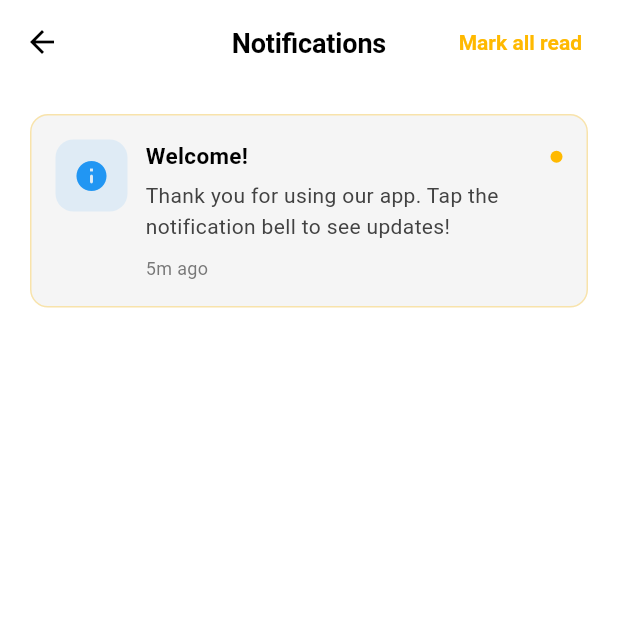
After one commit to kaleab-mezgebe/afro, a Flutter app: the NotificationsListPage screen opened by its route, on a phone screen of 412 x 824 dp, the top half of it. The commit adds this screen. Run offline on Flutter 3.47's test engine with Material 3 defaults, Android fonts, the phone set to English and light mode, and no system bars; our stand-ins replace country_picker, dio, equatable, firebase_auth, firebase_core, firebase_messaging and 9 more; missing offline and left inert: flutter_facebook_auth; accounts and stored records are empty; network calls fail.

Commit message:
feat(notifications): implement in-app notifications with Firebase integration
- Add notifications list controller and model
- Integrate Firebase Messaging Service with in-app notifications
- Implement notification bell with badge in home header
- Add navigation to notifications list on bell tap
- Update main binding to include notifications list controller
- Implement sample notifications loading and persistent storage
- Add notification types and handling for different notification data

```diff
--- a/lib/features/main/bindings/main_binding.dart
+++ b/lib/features/main/bindings/main_binding.dart
@@ -1,13 +1,15 @@
 import 'package:get/get.dart';
 import '../controllers/main_controller.dart';
 import '../../home/controllers/home_controller.dart';
-import '../../profile/controllers/profile_controller.dart';
+import '../../notifications/controllers/notifications_list_controller.dart';
 
 class MainBinding extends Bindings {
   @override
   void dependencies() {
     Get.lazyPut<MainController>(() => MainController());
     Get.lazyPut<HomeController>(() => HomeController());
-    // Add other necessary controllers that might be needed by sub-pages
+    Get.lazyPut<NotificationsListController>(
+      () => NotificationsListController(),
+    );
   }
 }
--- /dev/null
+++ b/lib/features/notifications/controllers/notifications_list_controller.dart
@@ -0,0 +1,193 @@
+import 'package:get/get.dart';
+import 'package:shared_preferences/shared_preferences.dart';
+import 'dart:convert';
+
+enum NotificationType { booking, promotion, reminder, update }
+
+class NotificationItem {
+  final String id;
+  final String title;
+  final String message;
+  final NotificationType type;
+  final DateTime timestamp;
+  final bool isRead;
+  final Map<String, dynamic>? data;
+
+  NotificationItem({
+    required this.id,
+    required this.title,
+    required this.message,
+    required this.type,
+    required this.timestamp,
+    this.isRead = false,
+    this.data,
+  });
+
+  String get timeAgo {
+    final now = DateTime.now();
+    final difference = now.difference(timestamp);
+
+    if (difference.inDays > 7) {
+      return '${(difference.inDays / 7).floor()}w ago';
+    } else if (difference.inDays > 0) {
+      return '${difference.inDays}d ago';
+    } else if (difference.inHours > 0) {
+      return '${difference.inHours}h ago';
+    } else if (difference.inMinutes > 0) {
+      return '${difference.inMinutes}m ago';
+    } else {
+      return 'Just now';
+    }
+  }
+
+  NotificationItem copyWith({bool? isRead}) {
+    return NotificationItem(
+      id: id,
+      title: title,
+      message: message,
+      type: type,
+      timestamp: timestamp,
+      isRead: isRead ?? this.isRead,
+      data: data,
+    );
+  }
+
+  Map<String, dynamic> toJson() {
+    return {
+      'id': id,
+      'title': title,
+      'message': message,
+      'type': type.toString(),
+      'timestamp': timestamp.toIso8601String(),
+      'isRead': isRead,
+      'data': data,
+    };
+  }
+
+  factory NotificationItem.fromJson(Map<String, dynamic> json) {
+    return NotificationItem(
+      id: json['id'],
+      title: json['title'],
+      message: json['message'],
+      type: NotificationType.values.firstWhere(
+        (e) => e.toString() == json['type'],
+        orElse: () => NotificationType.update,
+      ),
+      timestamp: DateTime.parse(json['timestamp']),
+      isRead: json['isRead'] ?? false,
+      data: json['data'],
+    );
+  }
+}
+
+class NotificationsListController extends GetxController {
+  final RxList<NotificationItem> notifications = <NotificationItem>[].obs;
+  static const String _storageKey = 'notifications_list';
+
+  @override
+  void onInit() {
+    super.onInit();
+    _loadNotifications();
+  }
+
+  Future<void> _loadNotifications() async {
+    try {
+      final prefs = await SharedPreferences.getInstance();
+      final String? notificationsJson = prefs.getString(_storageKey);
+
+      if (notificationsJson != null) {
+        final List<dynamic> decoded = json.decode(notificationsJson);
+        notifications.value = decoded
+            .map((item) => NotificationItem.fromJson(item))
+            .toList();
+      } else {
+        _loadSampleNotifications();
+      }
+    } catch (e) {
+      print('Error loading notifications: $e');
+      _loadSampleNotifications();
+    }
+  }
+
+  void _loadSampleNotifications() {
+    notifications.value = [
+      NotificationItem(
+        id: '1',
+        title: 'Welcome!',
+        message:
+            'Thank you for using our app. Tap the notification bell to see updates!',
+        type: NotificationType.update,
+        timestamp: DateTime.now().subtract(const Duration(minutes: 5)),
+        isRead: false,
+      ),
+    ];
+    _saveNotifications();
+  }
+
+  Future<void> _saveNotifications() async {
+    try {
+      final prefs = await SharedPreferences.getInstance();
+      final List<Map<String, dynamic>> notificationsJson = notifications
+          .map((n) => n.toJson())
+          .toList();
+      await prefs.setString(_storageKey, json.encode(notificationsJson));
+    } catch (e) {
+      print('Error saving notifications: $e');
+    }
+  }
+
+  Future<void> addNotification({
+    required String title,
+    required String message,
+    NotificationType type = NotificationType.update,
+    Map<String, dynamic>? data,
+  }) async {
+    final notification = NotificationItem(
+      id: DateTime.now().millisecondsSinceEpoch.toString(),
+      title: title,
+      message: message,
+      type: type,
+      timestamp: DateTime.now(),
+      isRead: false,
+      data: data,
+    );
+
+    notifications.insert(0, notification);
+    await _saveNotifications();
+  }
+
+  void onNotificationTap(NotificationItem notification) {
+    final index = notifications.indexWhere((n) => n.id == notification.id);
+    if (index != -1 && !notification.isRead) {
+      notifications[index] = notification.copyWith(isRead: true);
+      _saveNotifications();
+    }
+
+    if (notification.data != null) {
+      final type = notification.data!['type'];
+      switch (type) {
+        case 'booking':
+          break;
+        case 'promotion':
+          Get.back();
+          break;
+        default:
+          break;
+      }
+    }
+  }
+
+  Future<void> markAllAsRead() async {
+    notifications.value = notifications
+        .map((n) => n.copyWith(isRead: true))
+        .toList();
+    await _saveNotifications();
+  }
+
+  int get unreadCount => notifications.where((n) => !n.isRead).length;
+
+  Future<void> clearAll() async {
+    notifications.clear();
+    await _saveNotifications();
+  }
+}
--- /dev/null
+++ b/lib/features/notifications/views/notifications_list_page.dart
@@ -0,0 +1,210 @@
+import 'package:flutter/material.dart';
+import 'package:get/get.dart';
+import '../controllers/notifications_list_controller.dart';
+import '../../../core/theme/app_theme.dart';
+
+class NotificationsListPage extends GetView<NotificationsListController> {
+  const NotificationsListPage({super.key});
+
+  @override
+  Widget build(BuildContext context) {
+    return Scaffold(
+      backgroundColor: Colors.white,
+      appBar: AppBar(
+        backgroundColor: Colors.white,
+        elevation: 0,
+        leading: IconButton(
+          icon: const Icon(Icons.arrow_back, color: AppTheme.black),
+          onPressed: () => Get.back(),
+        ),
+        title: const Text(
+          'Notifications',
+          style: TextStyle(
+            color: AppTheme.black,
+            fontSize: 18,
+            fontWeight: FontWeight.bold,
+          ),
+        ),
+        actions: [
+          Obx(
+            () => controller.notifications.isNotEmpty
+                ? TextButton(
+                    onPressed: controller.markAllAsRead,
+                    child: const Text(
+                      'Mark all read',
+                      style: TextStyle(
+                        color: AppTheme.primaryYellow,
+                        fontSize: 14,
+                        fontWeight: FontWeight.w600,
+                      ),
+                    ),
+                  )
+                : const SizedBox(),
+          ),
+        ],
+      ),
+      body: Obx(() {
+        if (controller.notifications.isEmpty) {
+          return _buildEmptyState();
+        }
+        return ListView.separated(
+          padding: const EdgeInsets.all(20),
+          itemCount: controller.notifications.length,
+          separatorBuilder: (context, index) => const SizedBox(height: 12),
+          itemBuilder: (context, index) {
+            final notification = controller.notifications[index];
+            return _buildNotificationItem(notification);
+          },
+        );
+      }),
+    );
+  }
+
+  Widget _buildNotificationItem(NotificationItem notification) {
+    return InkWell(
+      onTap: () => controller.onNotificationTap(notification),
+      borderRadius: BorderRadius.circular(12),
+      child: Container(
+        padding: const EdgeInsets.all(16),
+        decoration: BoxDecoration(
+          color: notification.isRead ? Colors.white : AppTheme.grey100,
+          borderRadius: BorderRadius.circular(12),
+          border: Border.all(
+            color: notification.isRead
+                ? AppTheme.grey200
+                : AppTheme.primaryYellow.withOpacity(0.3),
+            width: 1,
+          ),
+        ),
+        child: Row(
+          crossAxisAlignment: CrossAxisAlignment.start,
+          children: [
+            _buildNotificationIcon(notification.type),
+            const SizedBox(width: 12),
+            Expanded(
+              child: Column(
+                crossAxisAlignment: CrossAxisAlignment.start,
+                children: [
+                  Row(
+                    children: [
+                      Expanded(
+                        child: Text(
+                          notification.title,
+                          style: TextStyle(
+                            color: AppTheme.black,
+                            fontSize: 15,
+                            fontWeight: notification.isRead
+                                ? FontWeight.w600
+                                : FontWeight.bold,
+                          ),
+                        ),
+                      ),
+                      if (!notification.isRead)
+                        Container(
+                          width: 8,
+                          height: 8,
+                          decoration: const BoxDecoration(
+                            color: AppTheme.primaryYellow,
+                            shape: BoxShape.circle,
+                          ),
+                        ),
+                    ],
+                  ),
+                  const SizedBox(height: 4),
+                  Text(
+                    notification.message,
+                    style: const TextStyle(
+                      color: AppTheme.textSecondary,
+                      fontSize: 14,
+                      fontWeight: FontWeight.w400,
+                    ),
+                  ),
+                  const SizedBox(height: 8),
+                  Text(
+                    notification.timeAgo,
+                    style: TextStyle(
+                      color: AppTheme.textSecondary.withOpacity(0.7),
+                      fontSize: 12,
+                      fontWeight: FontWeight.w400,
+                    ),
+                  ),
+                ],
+              ),
+            ),
+          ],
+        ),
+      ),
+    );
+  }
+
+  Widget _buildNotificationIcon(NotificationType type) {
+    IconData icon;
+    Color backgroundColor;
+    Color iconColor;
+
+    switch (type) {
+      case NotificationType.booking:
+        icon = Icons.calendar_today_rounded;
+        backgroundColor = AppTheme.primaryYellow.withOpacity(0.1);
+        iconColor = AppTheme.primaryYellow;
+        break;
+      case NotificationType.promotion:
+        icon = Icons.local_offer_rounded;
+        backgroundColor = Colors.green.withOpacity(0.1);
+        iconColor = Colors.green;
+        break;
+      case NotificationType.reminder:
+        icon = Icons.notifications_active_rounded;
+        backgroundColor = Colors.orange.withOpacity(0.1);
+        iconColor = Colors.orange;
+        break;
+      case NotificationType.update:
+        icon = Icons.info_rounded;
+        backgroundColor = Colors.blue.withOpacity(0.1);
+        iconColor = Colors.blue;
+        break;
+    }
+
+    return Container(
+      width: 48,
+      height: 48,
+      decoration: BoxDecoration(
+        color: backgroundColor,
+        borderRadius: BorderRadius.circular(12),
+      ),
+      child: Icon(icon, color: iconColor, size: 24),
+    );
+  }
+
+  Widget _buildEmptyState() {
+    return Center(
+      child: Column(
+        mainAxisAlignment: MainAxisAlignment.center,
+        children: [
+          Icon(
+            Icons.notifications_none_rounded,
+            size: 80,
+            color: AppTheme.grey300,
+          ),
+          const SizedBox(height: 16),
+          const Text(
+            'No notifications yet',
+            style: TextStyle(
+              color: AppTheme.textSecondary,
+              fontSize: 18,
+              fontWeight: FontWeight.w600,
+            ),
+          ),
+          const SizedBox(height: 8),
+          Text(
+            'We\'ll notify you when something arrives',
+            style: TextStyle(
+              color: AppTheme.textSecondary.withOpacity(0.7),
+              fontSize: 14,
+            ),
+          ),
+        ],
+      ),
+    );
+  }
+}
--- a/lib/routes/app_pages.dart
+++ b/lib/routes/app_pages.dart
@@ -16,6 +16,8 @@ import '../features/home/views/home_page.dart';
 import '../features/home/views/portfolio_page.dart';
 import '../features/main/bindings/main_binding.dart';
 import '../features/main/views/main_layout_page.dart';
+import '../features/notifications/controllers/notifications_list_controller.dart';
+import '../features/notifications/views/notifications_list_page.dart';
 import '../features/onboarding/views/onboarding_page.dart';
 import '../features/preferences/views/preference_selection_page.dart';
 import '../features/profile/bindings/profile_binding.dart';
@@ -48,6 +50,15 @@ class AppPages {
       name: AppRoutes.home,
       page: () => const MainLayoutPage(),
       binding: MainBinding(),
+    ),
+    GetPage(
+      name: AppRoutes.notifications,
+      page: () => const NotificationsListPage(),
+      binding: BindingsBuilder(() {
+        Get.lazyPut<NotificationsListController>(
+          () => NotificationsListController(),
+        );
+      }),
     ),
     GetPage(
       name: AppRoutes.portfolio,
--- a/lib/routes/app_routes.dart
+++ b/lib/routes/app_routes.dart
@@ -11,6 +11,7 @@ abstract class AppRoutes {
   static const profile = '/profile';
   static const editProfile = '/profile/edit';
   static const settings = '/settings';
+  static const notifications = '/notifications';
 
   static const portfolio = '/portfolio';
   static const bookingService = '/booking/service';
```
Also changed, not shown: lib/core/services/firebase_messaging_service.dart (+56 -12 lines), lib/features/home/controllers/home_controller.dart (+45 -12 lines), lib/features/home/widgets/home_header.dart (+7 -2 lines), 2 other files.
